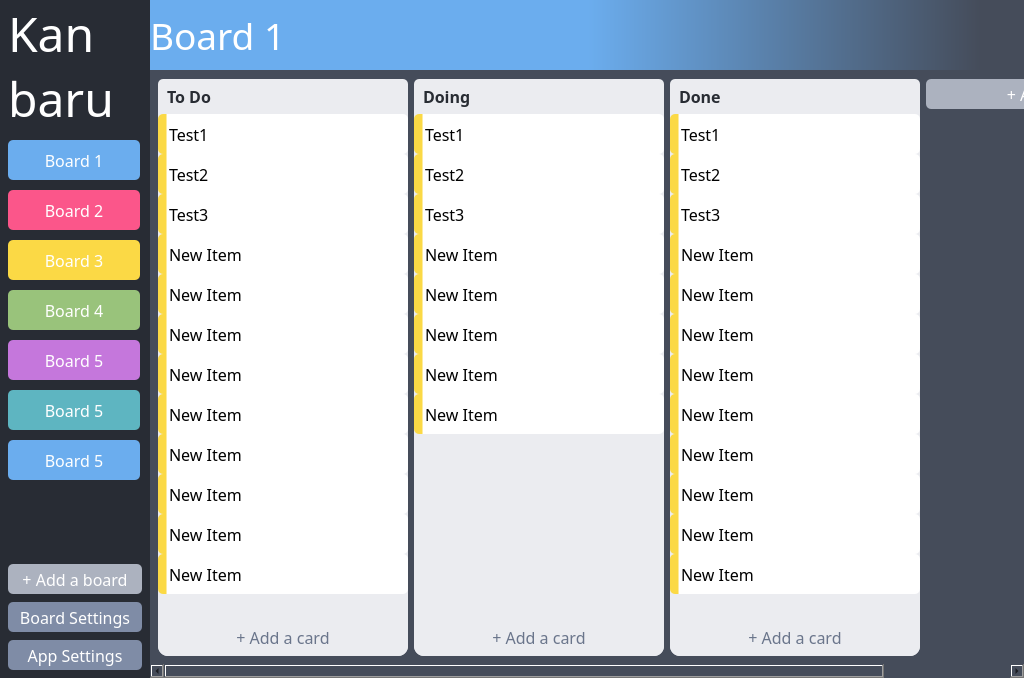
Old version of the form src/ui/main.ui in the repository dulapahv/Kanbaru.
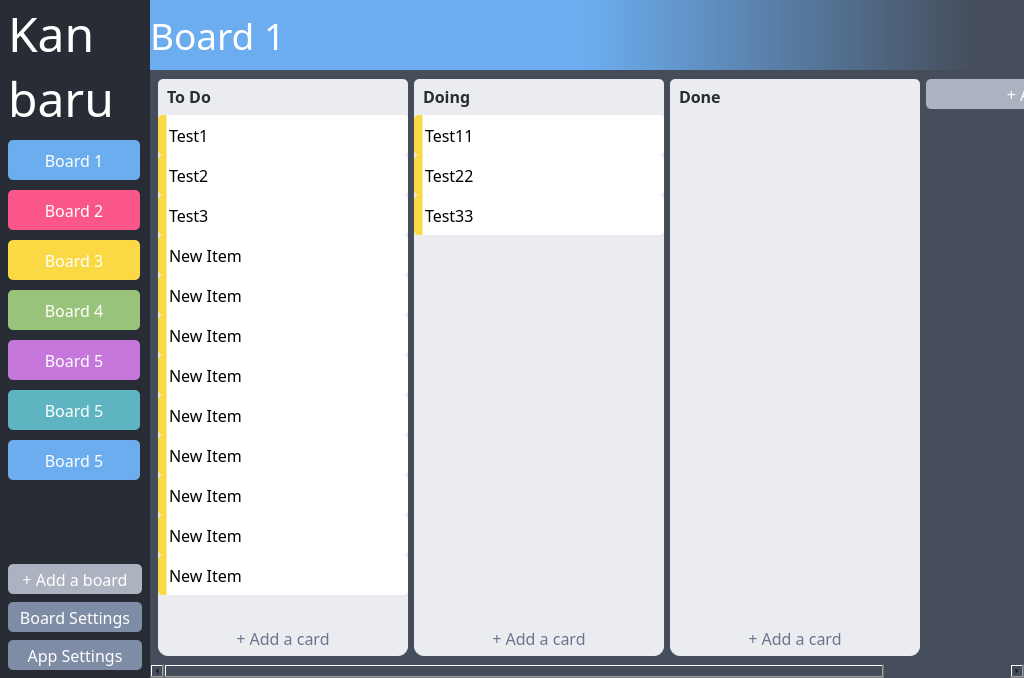
New version of the form.

What changed in the file:
```diff
--- a/src/ui/main.ui
+++ b/src/ui/main.ui
@@ -448,6 +448,12 @@
            </property>
            <item>
             <widget class="QLabel" name="label">
+             <property name="sizePolicy">
+              <sizepolicy hsizetype="Preferred" vsizetype="Fixed">
+               <horstretch>0</horstretch>
+               <verstretch>0</verstretch>
+              </sizepolicy>
+             </property>
              <property name="minimumSize">
               <size>
                <width>0</width>
@@ -507,11 +513,15 @@
             <item>
              <widget class="QScrollArea" name="scrollArea">
               <property name="styleSheet">
-               <string notr="true">QScrollBar:horizontal {height: 10px; margin: 0px 0px 0px 0px; background-color: #acb2bf}</string>
+               <string notr="true">QScrollBar:vertical {width: 10px; margin: 0px 0px 0px 0px; background-color: #acb2bf}
+QScrollBar:horizontal {height: 10px; margin: 0px 0px 0px 0px; background-color: #acb2bf}</string>
               </property>
               <property name="frameShape">
                <enum>QFrame::NoFrame</enum>
               </property>
+              <property name="verticalScrollBarPolicy">
+               <enum>Qt::ScrollBarAsNeeded</enum>
+              </property>
               <property name="widgetResizable">
                <bool>true</bool>
               </property>
@@ -552,8 +562,7 @@
                    </size>
                   </property>
                   <property name="styleSheet">
-                   <string notr="true">background-color: #ebecf0;
-border-radius: 10px;</string>
+                   <string notr="true"/>
                   </property>
                   <layout class="QVBoxLayout" name="verticalLayout_3">
                    <property name="spacing">
@@ -572,7 +581,38 @@
                     <number>0</number>
                    </property>
                    <item>
+                    <widget class="QWidget" name="widget_11" native="true">
+                     <property name="sizePolicy">
+                      <sizepolicy hsizetype="Preferred" vsizetype="Minimum">
+                       <horstretch>0</horstretch>
+                       <verstretch>0</verstretch>
+                      </sizepolicy>
+                     </property>
+                     <property name="styleSheet">
+                      <string notr="true">background-color: #ebecf0;
+border-radius: 10px;</string>
+                     </property>
+                     <layout class="QVBoxLayout" name="verticalLayout_11">
+                      <property name="leftMargin">
+                       <number>0</number>
+                      </property>
+                      <property name="topMargin">
+                       <number>0</number>
+                      </property>
+                      <property name="rightMargin">
+                       <number>0</number>
+                      </property>
+                      <property name="bottomMargin">
+                       <number>0</number>
+                      </property>
+                      <item>
                     <widget class="QLabel" name="label_2">
+                        <property name="sizePolicy">
+                         <sizepolicy hsizetype="Preferred" vsizetype="Fixed">
+                          <horstretch>0</horstretch>
+                          <verstretch>0</verstretch>
+                         </sizepolicy>
+                        </property>
                      <property name="minimumSize">
                       <size>
                        <width>0</width>
@@ -600,26 +640,10 @@
                      </property>
                     </widget>
                    </item>
-                   <item>
-                    <spacer name="verticalSpacer_2">
-                     <property name="orientation">
-                      <enum>Qt::Vertical</enum>
-                     </property>
-                     <property name="sizeType">
-                      <enum>QSizePolicy::Fixed</enum>
-                     </property>
-                     <property name="sizeHint" stdset="0">
-                      <size>
-                       <width>20</width>
-                       <height>5</height>
-                      </size>
-                     </property>
-                    </spacer>
-                   </item>
                    <item>
                     <widget class="QListWidget" name="listWidget_3">
                      <property name="sizePolicy">
-                      <sizepolicy hsizetype="Fixed" vsizetype="Expanding">
+                         <sizepolicy hsizetype="Fixed" vsizetype="Minimum">
                        <horstretch>0</horstretch>
                        <verstretch>0</verstretch>
                       </sizepolicy>
@@ -640,7 +664,8 @@
                       <bool>true</bool>
                      </property>
                      <property name="styleSheet">
-                      <string notr="true">QListWidget::item {height: 40px; padding: 0px 0px 0px 8px}
+                         <string notr="true">QListWidget {background-color: #ebecf0; border-radius: 10px;}
+QListWidget::item {height: 40px; padding: 0px 8px 0px 8px}
 QListWidget::item {background-color: qlineargradient(spread:pad, x1:0, y1:0.5, x2:0.95, y2:0.5, stop:0 rgba(251, 217, 69, 255), stop:0.0338983 rgba(251, 217, 69, 255), stop:0.039548 rgba(255, 255, 255, 255), stop:1 rgba(255, 255, 255, 255)); color: #000000; border-radius: 5px}
 QListWidget::item:hover {background-color: qlineargradient(spread:pad, x1:0, y1:0.5, x2:0.95, y2:0.5, stop:0 rgba(251, 217, 69, 255), stop:0.0338983 rgba(251, 217, 69, 255), stop:0.039548 rgba(244, 245, 247, 255), stop:1 rgba(244, 245, 247, 255)); color: #000000}
 QListWidget::item:selected {background-color: qlineargradient(spread:pad, x1:0, y1:0.5, x2:0.95, y2:0.5, stop:0 rgba(251, 217, 69, 255), stop:0.0338983 rgba(251, 217, 69, 255), stop:0.039548 rgba(204, 204, 204, 255), stop:1 rgba(204, 204, 204, 255)); color: #000000}
@@ -649,6 +674,9 @@
                      <property name="frameShape">
                       <enum>QFrame::NoFrame</enum>
                      </property>
+                        <property name="sizeAdjustPolicy">
+                         <enum>QAbstractScrollArea::AdjustIgnored</enum>
+                        </property>
                      <property name="autoScroll">
                       <bool>true</bool>
                      </property>
@@ -664,6 +692,15 @@
                      <property name="selectionMode">
                       <enum>QAbstractItemView::ExtendedSelection</enum>
                      </property>
+                        <property name="verticalScrollMode">
+                         <enum>QAbstractItemView::ScrollPerPixel</enum>
+                        </property>
+                        <property name="horizontalScrollMode">
+                         <enum>QAbstractItemView::ScrollPerPixel</enum>
+                        </property>
+                        <property name="isWrapping" stdset="0">
+                         <bool>false</bool>
+                        </property>
                      <property name="spacing">
                       <number>5</number>
                      </property>
@@ -774,21 +811,6 @@
                      </item>
                     </widget>
                    </item>
-                   <item>
-                    <widget class="QWidget" name="widget_8" native="true">
-                     <layout class="QVBoxLayout" name="verticalLayout_6">
-                      <property name="leftMargin">
-                       <number>6</number>
-                      </property>
-                      <property name="topMargin">
-                       <number>6</number>
-                      </property>
-                      <property name="rightMargin">
-                       <number>6</number>
-                      </property>
-                      <property name="bottomMargin">
-                       <number>6</number>
-                      </property>
                       <item>
                        <widget class="QPushButton" name="pushButton_4">
                         <property name="minimumSize">
@@ -815,6 +837,22 @@
                         </property>
                        </widget>
                       </item>
+                      <item>
+                       <spacer name="verticalSpacer_2">
+                        <property name="orientation">
+                         <enum>Qt::Vertical</enum>
+                        </property>
+                        <property name="sizeType">
+                         <enum>QSizePolicy::Fixed</enum>
+                        </property>
+                        <property name="sizeHint" stdset="0">
+                         <size>
+                          <width>20</width>
+                          <height>5</height>
+                         </size>
+                        </property>
+                       </spacer>
+                      </item>
                      </layout>
                     </widget>
                    </item>
@@ -836,8 +874,7 @@
                    </size>
                   </property>
                   <property name="styleSheet">
-                   <string notr="true">background-color: #ebecf0;
-border-radius: 10px;</string>
+                   <string notr="true"/>
                   </property>
                   <layout class="QVBoxLayout" name="verticalLayout_5">
                    <property name="spacing">
@@ -856,7 +893,38 @@
                     <number>0</number>
                    </property>
                    <item>
+                    <widget class="QWidget" name="widget_12" native="true">
+                     <property name="sizePolicy">
+                      <sizepolicy hsizetype="Preferred" vsizetype="Minimum">
+                       <horstretch>0</horstretch>
+                       <verstretch>0</verstretch>
+                      </sizepolicy>
+                     </property>
+                     <property name="styleSheet">
+                      <string notr="true">background-color: #ebecf0;
+border-radius: 10px;</string>
+                     </property>
+                     <layout class="QVBoxLayout" name="verticalLayout_12">
+                      <property name="leftMargin">
+                       <number>0</number>
+                      </property>
+                      <property name="topMargin">
+                       <number>0</number>
+                      </property>
+                      <property name="rightMargin">
+                       <number>0</number>
+                      </property>
+                      <property name="bottomMargin">
+                       <number>0</number>
+                      </property>
+                      <item>
                     <widget class="QLabel" name="label_3">
+                        <property name="sizePolicy">
+                         <sizepolicy hsizetype="Preferred" vsizetype="Fixed">
+                          <horstretch>0</horstretch>
+                          <verstretch>0</verstretch>
+                         </sizepolicy>
+                        </property>
                      <property name="minimumSize">
                       <size>
                        <width>0</width>
@@ -884,26 +952,10 @@
                      </property>
                     </widget>
                    </item>
-                   <item>
-                    <spacer name="verticalSpacer_3">
-                     <property name="orientation">
-                      <enum>Qt::Vertical</enum>
-                     </property>
-                     <property name="sizeType">
-                      <enum>QSizePolicy::Fixed</enum>
-                     </property>
-                     <property name="sizeHint" stdset="0">
-                      <size>
-                       <width>20</width>
-                       <height>5</height>
-                      </size>
-                     </property>
-                    </spacer>
-                   </item>
                    <item>
                     <widget class="QListWidget" name="listWidget_4">
                      <property name="sizePolicy">
-                      <sizepolicy hsizetype="Fixed" vsizetype="Expanding">
+                         <sizepolicy hsizetype="Fixed" vsizetype="Minimum">
                        <horstretch>0</horstretch>
                        <verstretch>0</verstretch>
                       </sizepolicy>
@@ -924,7 +976,8 @@
                       <bool>true</bool>
                      </property>
                      <property name="styleSheet">
-                      <string notr="true">QListWidget::item {height: 40px; padding: 0px 0px 0px 8px}
+                         <string notr="true">QListWidget {background-color: #ebecf0; border-radius: 10px;}
+QListWidget::item {height: 40px; padding: 0px 8px 0px 8px}
 QListWidget::item {background-color: qlineargradient(spread:pad, x1:0, y1:0.5, x2:0.95, y2:0.5, stop:0 rgba(251, 217, 69, 255), stop:0.0338983 rgba(251, 217, 69, 255), stop:0.039548 rgba(255, 255, 255, 255), stop:1 rgba(255, 255, 255, 255)); color: #000000; border-radius: 5px}
 QListWidget::item:hover {background-color: qlineargradient(spread:pad, x1:0, y1:0.5, x2:0.95, y2:0.5, stop:0 rgba(251, 217, 69, 255), stop:0.0338983 rgba(251, 217, 69, 255), stop:0.039548 rgba(244, 245, 247, 255), stop:1 rgba(244, 245, 247, 255)); color: #000000}
 QListWidget::item:selected {background-color: qlineargradient(spread:pad, x1:0, y1:0.5, x2:0.95, y2:0.5, stop:0 rgba(251, 217, 69, 255), stop:0.0338983 rgba(251, 217, 69, 255), stop:0.039548 rgba(204, 204, 204, 255), stop:1 rgba(204, 204, 204, 255)); color: #000000}
@@ -933,6 +986,9 @@
                      <property name="frameShape">
                       <enum>QFrame::NoFrame</enum>
                      </property>
+                        <property name="sizeAdjustPolicy">
+                         <enum>QAbstractScrollArea::AdjustIgnored</enum>
+                        </property>
                      <property name="autoScroll">
                       <bool>true</bool>
                      </property>
@@ -948,6 +1004,15 @@
                      <property name="selectionMode">
                       <enum>QAbstractItemView::ExtendedSelection</enum>
                      </property>
+                        <property name="verticalScrollMode">
+                         <enum>QAbstractItemView::ScrollPerPixel</enum>
+                        </property>
+                        <property name="horizontalScrollMode">
+                         <enum>QAbstractItemView::ScrollPerPixel</enum>
+                        </property>
+                        <property name="isWrapping" stdset="0">
+                         <bool>false</bool>
+                        </property>
                      <property name="spacing">
                       <number>5</number>
                      </property>
@@ -962,7 +1027,7 @@
                      </property>
                      <item>
                       <property name="text">
-                       <string>Test1</string>
+                          <string>Test11</string>
                       </property>
                       <property name="flags">
                        <set>ItemIsSelectable|ItemIsEditable|ItemIsDragEnabled|ItemIsUserCheckable|ItemIsEnabled</set>
@@ -970,7 +1035,7 @@
                      </item>
                      <item>
                       <property name="text">
-                       <string>Test2</string>
+                          <string>Test22</string>
                       </property>
                       <property name="flags">
                        <set>ItemIsSelectable|ItemIsEditable|ItemIsDragEnabled|ItemIsUserCheckable|ItemIsEnabled</set>
@@ -978,47 +1043,7 @@
                      </item>
                      <item>
                       <property name="text">
-                       <string>Test3</string>
-                      </property>
-                      <property name="flags">
-                       <set>ItemIsSelectable|ItemIsEditable|ItemIsDragEnabled|ItemIsUserCheckable|ItemIsEnabled</set>
-                      </property>
-                     </item>
-                     <item>
-                      <property name="text">
-                       <string>New Item</string>
-                      </property>
-                      <property name="flags">
-                       <set>ItemIsSelectable|ItemIsEditable|ItemIsDragEnabled|ItemIsUserCheckable|ItemIsEnabled</set>
-                      </property>
-                     </item>
-                     <item>
-                      <property name="text">
-                       <string>New Item</string>
-                      </property>
-                      <property name="flags">
-                       <set>ItemIsSelectable|ItemIsEditable|ItemIsDragEnabled|ItemIsUserCheckable|ItemIsEnabled</set>
-                      </property>
-                     </item>
-                     <item>
-                      <property name="text">
-                       <string>New Item</string>
-                      </property>
-                      <property name="flags">
-                       <set>ItemIsSelectable|ItemIsEditable|ItemIsDragEnabled|ItemIsUserCheckable|ItemIsEnabled</set>
-                      </property>
-                     </item>
-                     <item>
-                      <property name="text">
-                       <string>New Item</string>
-                      </property>
-                      <property name="flags">
-                       <set>ItemIsSelectable|ItemIsEditable|ItemIsDragEnabled|ItemIsUserCheckable|ItemIsEnabled</set>
-                      </property>
-                     </item>
-                     <item>
-                      <property name="text">
-                       <string>New Item</string>
+                          <string>Test33</string>
                       </property>
                       <property name="flags">
                        <set>ItemIsSelectable|ItemIsEditable|ItemIsDragEnabled|ItemIsUserCheckable|ItemIsEnabled</set>
@@ -1026,21 +1051,6 @@
                      </item>
                     </widget>
                    </item>
-                   <item>
-                    <widget class="QWidget" name="widget_9" native="true">
-                     <layout class="QVBoxLayout" name="verticalLayout_7">
-                      <property name="leftMargin">
-                       <number>6</number>
-                      </property>
-                      <property name="topMargin">
-                       <number>6</number>
-                      </property>
-                      <property name="rightMargin">
-                       <number>6</number>
-                      </property>
-                      <property name="bottomMargin">
-                       <number>6</number>
-                      </property>
                       <item>
                        <widget class="QPushButton" name="pushButton_5">
                         <property name="minimumSize">
@@ -1067,6 +1077,22 @@
                         </property>
                        </widget>
                       </item>
+                      <item>
+                       <spacer name="verticalSpacer_3">
+                        <property name="orientation">
+                         <enum>Qt::Vertical</enum>
+                        </property>
+                        <property name="sizeType">
+                         <enum>QSizePolicy::Fixed</enum>
+                        </property>
+                        <property name="sizeHint" stdset="0">
+                         <size>
+                          <width>20</width>
+                          <height>5</height>
+                         </size>
+                        </property>
+                       </spacer>
+                      </item>
                      </layout>
                     </widget>
                    </item>
@@ -1088,8 +1114,7 @@
                    </size>
                   </property>
                   <property name="styleSheet">
-                   <string notr="true">background-color: #ebecf0;
-border-radius: 10px;</string>
+                   <string notr="true"/>
                   </property>
                   <layout class="QVBoxLayout" name="verticalLayout_8">
                    <property name="spacing">
@@ -1108,7 +1133,38 @@
                     <number>0</number>
                    </property>
                    <item>
+                    <widget class="QWidget" name="widget_13" native="true">
+                     <property name="sizePolicy">
+                      <sizepolicy hsizetype="Preferred" vsizetype="Minimum">
+                       <horstretch>0</horstretch>
+                       <verstretch>0</verstretch>
+                      </sizepolicy>
+                     </property>
+                     <property name="styleSheet">
+                      <string notr="true">background-color: #ebecf0;
+border-radius: 10px;</string>
+                     </property>
+                     <layout class="QVBoxLayout" name="verticalLayout_13">
+                      <property name="leftMargin">
+                       <number>0</number>
+                      </property>
+                      <property name="topMargin">
+                       <number>0</number>
+                      </property>
+                      <property name="rightMargin">
+                       <number>0</number>
+                      </property>
+                      <property name="bottomMargin">
+                       <number>0</number>
+                      </property>
+                      <item>
                     <widget class="QLabel" name="label_4">
+                        <property name="sizePolicy">
+                         <sizepolicy hsizetype="Preferred" vsizetype="Fixed">
+                          <horstretch>0</horstretch>
+                          <verstretch>0</verstretch>
+                         </sizepolicy>
+                        </property>
                      <property name="minimumSize">
                       <size>
                        <width>0</width>
@@ -1136,26 +1192,10 @@
                      </property>
                     </widget>
                    </item>
-                   <item>
-                    <spacer name="verticalSpacer_4">
-                     <property name="orientation">
-                      <enum>Qt::Vertical</enum>
-                     </property>
-                     <property name="sizeType">
-                      <enum>QSizePolicy::Fixed</enum>
-                     </property>
-                     <property name="sizeHint" stdset="0">
-                      <size>
-                       <width>20</width>
-                       <height>5</height>
-                      </size>
-                     </property>
-                    </spacer>
-                   </item>
                    <item>
                     <widget class="QListWidget" name="listWidget_5">
                      <property name="sizePolicy">
-                      <sizepolicy hsizetype="Fixed" vsizetype="Expanding">
+                         <sizepolicy hsizetype="Fixed" vsizetype="Minimum">
                        <horstretch>0</horstretch>
                        <verstretch>0</verstretch>
                       </sizepolicy>
@@ -1176,7 +1216,8 @@
                       <bool>true</bool>
                      </property>
                      <property name="styleSheet">
-                      <string notr="true">QListWidget::item {height: 40px; padding: 0px 0px 0px 8px}
+                         <string notr="true">QListWidget {background-color: #ebecf0; border-radius: 10px;}
+QListWidget::item {height: 40px; padding: 0px 8px 0px 8px}
 QListWidget::item {background-color: qlineargradient(spread:pad, x1:0, y1:0.5, x2:0.95, y2:0.5, stop:0 rgba(251, 217, 69, 255), stop:0.0338983 rgba(251, 217, 69, 255), stop:0.039548 rgba(255, 255, 255, 255), stop:1 rgba(255, 255, 255, 255)); color: #000000; border-radius: 5px}
 QListWidget::item:hover {background-color: qlineargradient(spread:pad, x1:0, y1:0.5, x2:0.95, y2:0.5, stop:0 rgba(251, 217, 69, 255), stop:0.0338983 rgba(251, 217, 69, 255), stop:0.039548 rgba(244, 245, 247, 255), stop:1 rgba(244, 245, 247, 255)); color: #000000}
 QListWidget::item:selected {background-color: qlineargradient(spread:pad, x1:0, y1:0.5, x2:0.95, y2:0.5, stop:0 rgba(251, 217, 69, 255), stop:0.0338983 rgba(251, 217, 69, 255), stop:0.039548 rgba(204, 204, 204, 255), stop:1 rgba(204, 204, 204, 255)); color: #000000}
@@ -1185,6 +1226,9 @@
                      <property name="frameShape">
                       <enum>QFrame::NoFrame</enum>
                      </property>
+                        <property name="sizeAdjustPolicy">
+                         <enum>QAbstractScrollArea::AdjustIgnored</enum>
+                        </property>
                      <property name="autoScroll">
                       <bool>true</bool>
                      </property>
@@ -1200,6 +1244,15 @@
                      <property name="selectionMode">
                       <enum>QAbstractItemView::ExtendedSelection</enum>
                      </property>
+                        <property name="verticalScrollMode">
+                         <enum>QAbstractItemView::ScrollPerPixel</enum>
+                        </property>
+                        <property name="horizontalScrollMode">
+                         <enum>QAbstractItemView::ScrollPerPixel</enum>
+                        </property>
+                        <property name="isWrapping" stdset="0">
+                         <bool>false</bool>
+                        </property>
                      <property name="spacing">
                       <number>5</number>
                      </property>
@@ -1212,119 +1265,8 @@
                      <property name="selectionRectVisible">
                       <bool>true</bool>
                      </property>
-                     <item>
-                      <property name="text">
-                       <string>Test1</string>
-                      </property>
-                      <property name="flags">
-                       <set>ItemIsSelectable|ItemIsEditable|ItemIsDragEnabled|ItemIsUserCheckable|ItemIsEnabled</set>
-                      </property>
-                     </item>
-                     <item>
-                      <property name="text">
-                       <string>Test2</string>
-                      </property>
-                      <property name="flags">
-                       <set>ItemIsSelectable|ItemIsEditable|ItemIsDragEnabled|ItemIsUserCheckable|ItemIsEnabled</set>
-                      </property>
-                     </item>
-                     <item>
-                      <property name="text">
-                       <string>Test3</string>
-                      </property>
-                      <property name="flags">
-                       <set>ItemIsSelectable|ItemIsEditable|ItemIsDragEnabled|ItemIsUserCheckable|ItemIsEnabled</set>
-                      </property>
-                     </item>
-                     <item>
-                      <property name="text">
-                       <string>New Item</string>
-                      </property>
-                      <property name="flags">
-                       <set>ItemIsSelectable|ItemIsEditable|ItemIsDragEnabled|ItemIsUserCheckable|ItemIsEnabled</set>
-                      </property>
-                     </item>
-                     <item>
-                      <property name="text">
-                       <string>New Item</string>
-                      </property>
-                      <property name="flags">
-                       <set>ItemIsSelectable|ItemIsEditable|ItemIsDragEnabled|ItemIsUserCheckable|ItemIsEnabled</set>
-                      </property>
-                     </item>
-                     <item>
-                      <property name="text">
-                       <string>New Item</string>
-                      </property>
-                      <property name="flags">
-                       <set>ItemIsSelectable|ItemIsEditable|ItemIsDragEnabled|ItemIsUserCheckable|ItemIsEnabled</set>
-                      </property>
-                     </item>
-                     <item>
-                      <property name="text">
-                       <string>New Item</string>
-                      </property>
-                      <property name="flags">
-                       <set>ItemIsSelectable|ItemIsEditable|ItemIsDragEnabled|ItemIsUserCheckable|ItemIsEnabled</set>
-                      </property>
-                     </item>
-                     <item>
-                      <property name="text">
-                       <string>New Item</string>
-                      </property>
-                      <property name="flags">
-                       <set>ItemIsSelectable|ItemIsEditable|ItemIsDragEnabled|ItemIsUserCheckable|ItemIsEnabled</set>
-                      </property>
-                     </item>
-                     <item>
-                      <property name="text">
-                       <string>New Item</string>
-                      </property>
-                      <property name="flags">
-                       <set>ItemIsSelectable|ItemIsEditable|ItemIsDragEnabled|ItemIsUserCheckable|ItemIsEnabled</set>
-                      </property>
-                     </item>
-                     <item>
-                      <property name="text">
-                       <string>New Item</string>
-                      </property>
-                      <property name="flags">
-                       <set>ItemIsSelectable|ItemIsEditable|ItemIsDragEnabled|ItemIsUserCheckable|ItemIsEnabled</set>
-                      </property>
-                     </item>
-                     <item>
-                      <property name="text">
-                       <string>New Item</string>
-                      </property>
-                      <property name="flags">
-                       <set>ItemIsSelectable|ItemIsEditable|ItemIsDragEnabled|ItemIsUserCheckable|ItemIsEnabled</set>
-                      </property>
-                     </item>
-                     <item>
-                      <property name="text">
-                       <string>New Item</string>
-                      </property>
-                      <property name="flags">
-                       <set>ItemIsSelectable|ItemIsEditable|ItemIsDragEnabled|ItemIsUserCheckable|ItemIsEnabled</set>
-                      </property>
-                     </item>
-                    </widget>
-                   </item>
-                   <item>
-                    <widget class="QWidget" name="widget_10" native="true">
-                     <layout class="QVBoxLayout" name="verticalLayout_10">
-                      <property name="leftMargin">
-                       <number>6</number>
-                      </property>
-                      <property name="topMargin">
-                       <number>6</number>
-                      </property>
-                      <property name="rightMargin">
-                       <number>6</number>
-                      </property>
-                      <property name="bottomMargin">
-                       <number>6</number>
-                      </property>
+                       </widget>
+                      </item>
                       <item>
                        <widget class="QPushButton" name="pushButton_6">
                         <property name="minimumSize">
@@ -1351,6 +1293,22 @@
                         </property>
                        </widget>
                       </item>
+                      <item>
+                       <spacer name="verticalSpacer_4">
+                        <property name="orientation">
+                         <enum>Qt::Vertical</enum>
+                        </property>
+                        <property name="sizeType">
+                         <enum>QSizePolicy::Fixed</enum>
+                        </property>
+                        <property name="sizeHint" stdset="0">
+                         <size>
+                          <width>20</width>
+                          <height>5</height>
+                         </size>
+                        </property>
+                       </spacer>
+                      </item>
                      </layout>
                     </widget>
                    </item>
```
Left out of the diff: 1 changed line with no effect on the pictures. Lines whose indentation alone changed are shown as unchanged.
